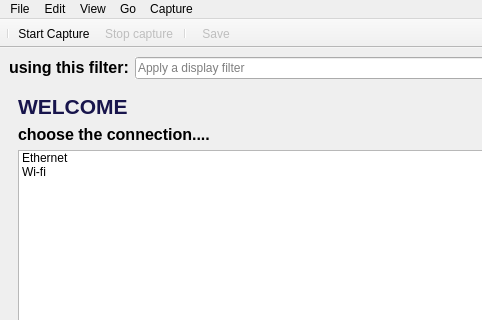
First picture: the form in NetworkAnalyzer.ui, repository amr-essam95/Packet-Analyzer, before the edit; both pictures show x 0 to 482 and y 0 to 320 of the 800 by 600 pixel window.
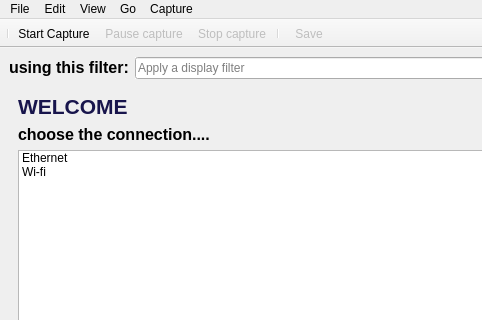
Second picture: the form after the edit. Icons and pictures are not drawn.

```diff
--- a/NetworkAnalyzer.ui
+++ b/NetworkAnalyzer.ui
@@ -311,6 +311,7 @@
    </attribute>
    <addaction name="separator"/>
    <addaction name="startCaptureBtn"/>
+   <addaction name="pauseCaptureBtn"/>
    <addaction name="stopCaptureBtn"/>
    <addaction name="separator"/>
   </widget>
@@ -375,6 +376,18 @@
     <string>Exit</string>
    </property>
   </action>
+  <action name="pauseCaptureBtn">
+   <property name="enabled">
+    <bool>false</bool>
+   </property>
+   <property name="icon">
+    <iconset>
+     <normaloff>pause.png</normaloff>pause.png</iconset>
+   </property>
+   <property name="text">
+    <string>Pause capture</string>
+   </property>
+  </action>
  </widget>
  <resources/>
  <connections/>
```
Left out of the diff: 1 changed line with no effect on the pictures.
